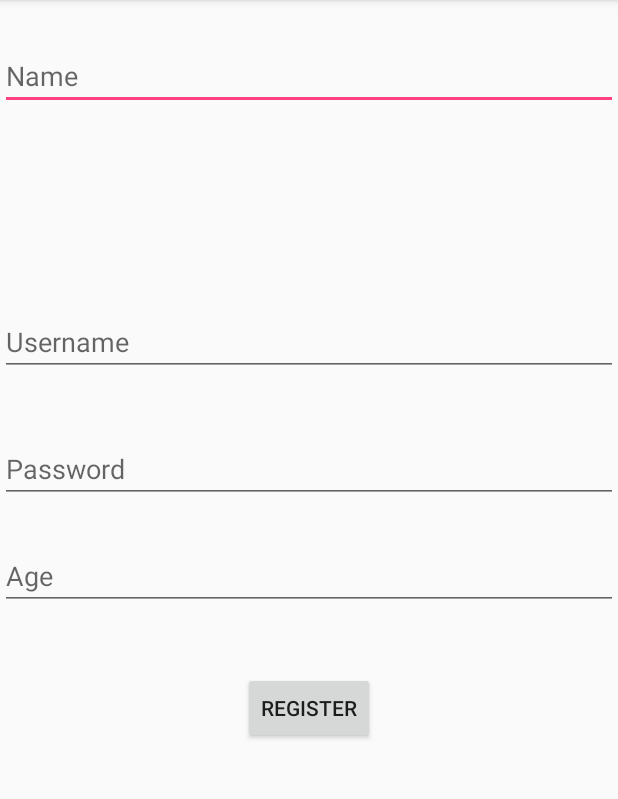
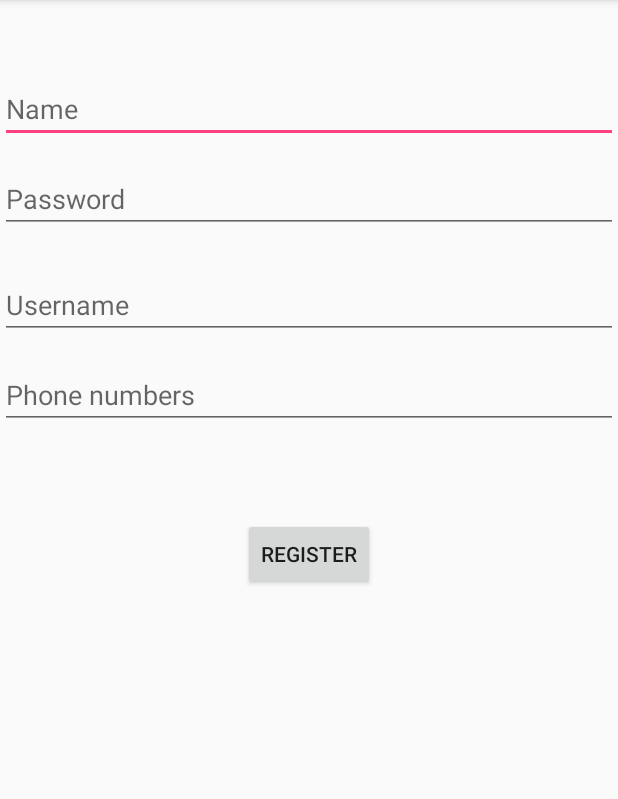
Before and after one commit to bessiebee/ReportCard, an Android app: the RegisterActivity screen opened directly, with no data from a screen before it, on a phone screen of 412 x 824 dp, the part 84-883 px from its top. Run offline under Robolectric (Android 15) with nearby library versions, the phone set to English and light mode, and no system bars.

Commit message:
1st commit

```diff
--- a/app/src/main/java/com/example/bessie/reportcard/RegisterActivity.java
+++ b/app/src/main/java/com/example/bessie/reportcard/RegisterActivity.java
@@ -2,22 +2,31 @@ package com.example.bessie.reportcard;
 
 import android.support.v7.app.AppCompatActivity;
 import android.os.Bundle;
+import android.view.View;
 import android.widget.Button;
 import android.widget.EditText;
+import android.widget.Toast;
 
 public class RegisterActivity extends AppCompatActivity {
+    DataBaseHelper myDb;
+     Button registerbtn;
+    EditText etname , etusername ,etpassword , etnumbers ;
 
     @Override
     protected void onCreate(Bundle savedInstanceState) {
         super.onCreate(savedInstanceState);
         setContentView(R.layout.activity_register);
 
-        final EditText etAge = (EditText)findViewById(R.id.etAge);
-        final EditText etName = (EditText)findViewById(R.id.etName);
-        final EditText etUsername = (EditText)findViewById(R.id.etUsername);
-        final EditText etPassword = (EditText)findViewById(R.id.etPassword);
-
-        final Button bRegister = (Button)findViewById(R.id.registerbtn);
+     registerbtn = (Button)findViewById(R.id.registerbtn);
+        etname = (EditText)findViewById(R.id.etName);
+        etnumbers =(EditText)findViewById(R.id.etnumbers);
+        etusername=(EditText) findViewById(R.id.etUsername);
+        etpassword=(EditText)findViewById(R.id.etPassword);
 
     }
+
+
+
+
+
 }
--- a/app/src/main/res/layout/activity_register.xml
+++ b/app/src/main/res/layout/activity_register.xml
@@ -12,58 +12,58 @@
         android:layout_height="wrap_content"
         android:id="@+id/etName"
 
+        android:hint="Name"
         android:layout_alignParentTop="true"
         android:layout_alignParentLeft="true"
         android:layout_alignParentStart="true"
-        android:layout_marginTop="28dp"
+        android:layout_marginTop="50dp"
         android:layout_alignParentRight="true"
-        android:layout_alignParentEnd="true"
-        android:hint="Name" />
+        android:layout_alignParentEnd="true" />
 
     <EditText
         android:layout_width="wrap_content"
         android:layout_height="wrap_content"
         android:id="@+id/etPassword"
         android:hint="Password"
-        android:layout_above="@+id/etAge"
+        android:layout_marginTop="110dp"
         android:layout_alignParentLeft="true"
         android:layout_alignParentStart="true"
-        android:layout_marginBottom="26dp"
+        android:layout_alignParentRight="true"
+        android:layout_alignParentEnd="true" />
+
+    <Button
+        android:layout_width="wrap_content"
+        android:layout_height="wrap_content"
+        android:text="Register"
+        android:id="@+id/registerbtn"
+        android:layout_below="@+id/etnumbers"
+        android:layout_centerHorizontal="true"
+        android:layout_marginTop="59dp" />
+
+    <EditText
+        android:layout_width="wrap_content"
+        android:layout_height="wrap_content"
+        android:id="@+id/etUsername"
+        android:hint="Username"
+        android:layout_below="@+id/etName"
+        android:layout_alignParentLeft="true"
+        android:layout_alignParentStart="true"
+        android:layout_marginTop="85dp"
         android:layout_alignParentRight="true"
         android:layout_alignParentEnd="true" />
 
     <EditText
         android:layout_width="wrap_content"
         android:layout_height="wrap_content"
-        android:inputType="number"
+        android:inputType="phone"
         android:ems="10"
-        android:id="@+id/etAge"
-        android:layout_centerVertical="true"
+        android:id="@+id/etnumbers"
+        android:hint="Phone numbers"
+        android:layout_below="@+id/etPassword"
         android:layout_alignParentLeft="true"
         android:layout_alignParentStart="true"
+        android:layout_marginTop="85dp"
         android:layout_alignParentRight="true"
-        android:layout_alignParentEnd="true"
-        android:hint="Age" />
-
-    <Button
-        android:layout_width="wrap_content"
-        android:layout_height="wrap_content"
-        android:text="Register"
-        android:id="@+id/registerbtn"
-        android:layout_below="@+id/etAge"
-        android:layout_centerHorizontal="true"
-        android:layout_marginTop="41dp" />
-
-    <EditText
-        android:layout_width="wrap_content"
-        android:layout_height="wrap_content"
-        android:id="@+id/etUsername"
-        android:layout_above="@+id/etPassword"
-        android:layout_alignParentLeft="true"
-        android:layout_alignParentStart="true"
-        android:layout_marginBottom="39dp"
-        android:layout_alignParentRight="true"
-        android:layout_alignParentEnd="true"
-        android:hint="Username" />
+        android:layout_alignParentEnd="true" />
 
 </RelativeLayout>
```
Also changed, not shown: app/src/main/java/com/example/bessie/reportcard/DataBaseHelper.java (+42 -0 lines), app/src/main/res/layout/activity_main.xml (+25 -25 lines).
